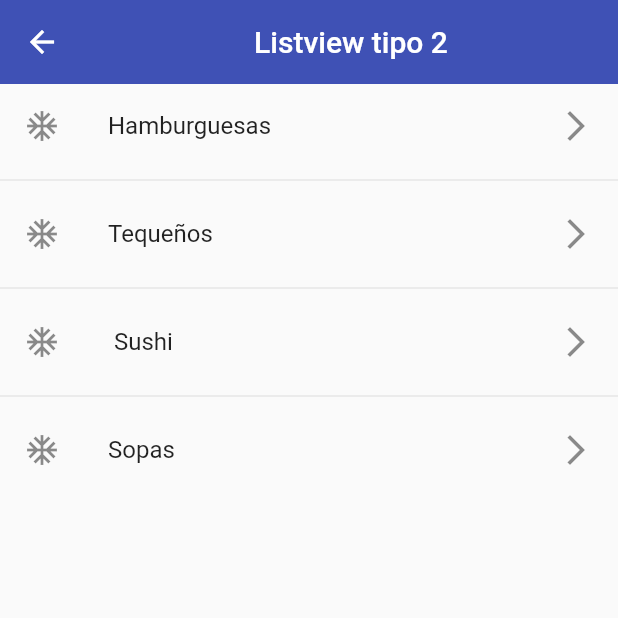
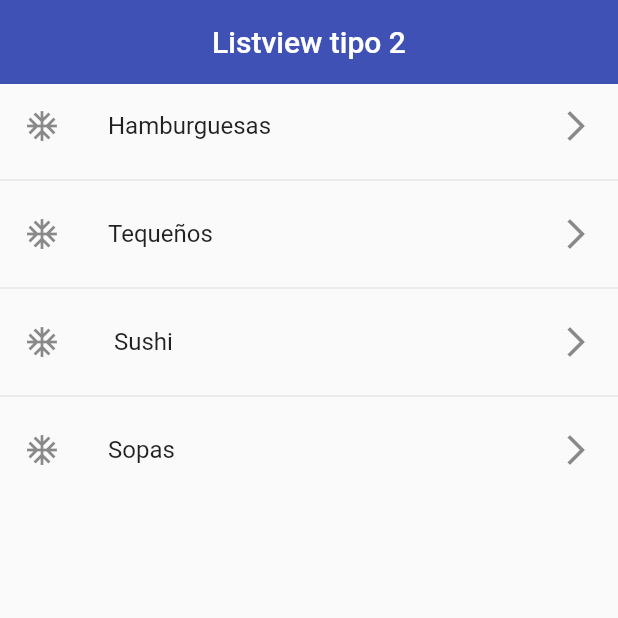
Before and after one commit to genesispinto/fl_components-flutter, a Flutter app: the screen it shows after launch, after a tap on "Nombre de ruta", on a phone screen of 412 x 824 dp, the top half of it. Run offline on Flutter 3.47's test engine with Material 2 defaults, Android fonts, the phone set to English and light mode, and no system bars.

```diff
--- a/lib/screens/home_screen.dart
+++ b/lib/screens/home_screen.dart
@@ -17,7 +17,7 @@ class HomeScreen extends StatelessWidget {
           title: const Text('Nombre de ruta'),
           onTap: () {
             final route = MaterialPageRoute(builder:(context) => const Listview2Screen(),);
-            Navigator.push(context, route);
+            Navigator.pushReplacement(context, route);
           },
         ),
         separatorBuilder:(_, __) => const Divider(),
```
